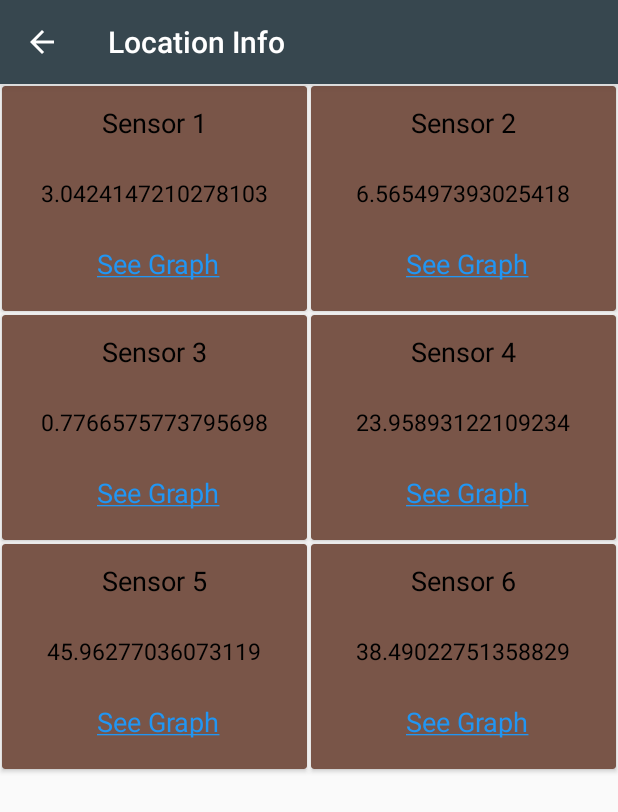
After one commit to shubham-kumar1410/SensorAggregator, an Android app: the LocationInfo screen opened directly, with no data from a screen before it, on a phone screen of 412 x 824 dp. The commit adds this screen. Shown: the top 812 px of the screen. Run offline under Robolectric (Android 15) with nearby library versions, the phone set to English and light mode, and no system bars; libraries missing offline, so code that uses them is left out: com.jjoe64.graphview.

Commit message:
Added graph and sensor data

```diff
--- a/app/src/debug/res/values/google_maps_api.xml
+++ b/app/src/debug/res/values/google_maps_api.xml
@@ -20,5 +20,5 @@
     Once you have your key (it starts with "AIza"), replace the "google_maps_key"
     string in this file.
     -->
-    <string name="google_maps_key" templateMergeStrategy="preserve" translatable="false">YOUR_KEY_HERE</string>
+    <string name="google_maps_key" templateMergeStrategy="preserve" translatable="false">AIzaSyCGceSvDxEapUFt39bO5ZkgUiW879xZpOY</string>
 </resources>
--- /dev/null
+++ b/app/src/main/java/com/bitsg/sensoraggregator/LocationInfo.java
@@ -0,0 +1,116 @@
+package com.bitsg.sensoraggregator;
+
+import android.os.Build;
+import android.os.Bundle;
+import android.support.v4.content.ContextCompat;
+import android.support.v7.app.AppCompatActivity;
+import android.support.v7.widget.GridLayoutManager;
+import android.support.v7.widget.RecyclerView;
+import android.support.v7.widget.Toolbar;
+import android.view.View;
+import android.view.WindowManager;
+
+import java.util.Vector;
+import java.util.concurrent.ThreadLocalRandom;
+
+public class LocationInfo extends AppCompatActivity {
+    String location;
+    SensorDataAdapter adapter;
+    private Vector<Sensor> sensors = new Vector<>();
+    private RecyclerView recyclerView;
+
+    @Override
+    protected void onCreate(Bundle savedInstanceState) {
+        super.onCreate(savedInstanceState);
+        setContentView(R.layout.activity_location_info);
+        Toolbar toolbar = findViewById(R.id.toolbar);
+        recyclerView = findViewById(R.id.content_sensor_rv);
+        setSupportActionBar(toolbar);
+        if (toolbar != null) {
+            toolbar.setNavigationOnClickListener(new View.OnClickListener() {
+                @Override
+                public void onClick(View view) {
+                    onBackPressed();
+                }
+            });
+            getSupportActionBar().setDisplayHomeAsUpEnabled(true);
+        }
+        location = getIntent().getStringExtra("location");
+        if (Build.VERSION.SDK_INT >= Build.VERSION_CODES.LOLLIPOP) {
+            getWindow().addFlags(WindowManager.LayoutParams.FLAG_DRAWS_SYSTEM_BAR_BACKGROUNDS);
+            int colorPrimary = ContextCompat.getColor(this, R.color.colorPrimary);
+            getWindow().setStatusBarColor(colorPrimary);
+            getWindow().setNavigationBarColor(colorPrimary);
+        }
+        if (Build.VERSION.SDK_INT >= Build.VERSION_CODES.KITKAT) {
+            getWindow().clearFlags(WindowManager.LayoutParams.FLAG_TRANSLUCENT_STATUS);
+        }
+        recyclerView.setHasFixedSize(true);
+
+        Thread t = new Thread() {
+
+            @Override
+            public void run() {
+                try {
+                    while (!isInterrupted()) {
+                        Thread.sleep(1000);
+                        runOnUiThread(new Runnable() {
+                            @Override
+                            public void run() {
+                                updateData();
+                                adapter = new SensorDataAdapter(LocationInfo.this, sensors);
+                                recyclerView.setAdapter(adapter);
+                                GridLayoutManager layoutManager = new GridLayoutManager(LocationInfo.this, 2);
+                                recyclerView.setLayoutManager(layoutManager);
+
+                            }
+                        });
+                    }
+                } catch (InterruptedException e) {
+                }
+            }
+        };
+
+        t.start();
+    }
+
+    private void updateData() {
+        sensors.clear();
+        Sensor sensor = new Sensor();
+        double random = ThreadLocalRandom.current().nextDouble(3.04, 3.06);
+        sensor.setData(random);
+        sensor.setSensor_name("Sensor 1");
+        sensors.add(sensor);
+
+        Sensor sensor1 = new Sensor();
+        double random1 = ThreadLocalRandom.current().nextDouble(6.54, 6.57);
+        sensor1.setData(random1);
+        sensor1.setSensor_name("Sensor 2");
+        sensors.add(sensor1);
+
+        Sensor sensor2 = new Sensor();
+        double random2 = ThreadLocalRandom.current().nextDouble(0.77, 0.85);
+        sensor2.setData(random2);
+        sensor2.setSensor_name("Sensor 3");
+        sensors.add(sensor2);
+
+        Sensor sensor3 = new Sensor();
+        double random3 = ThreadLocalRandom.current().nextDouble(23.945, 23.96);
+        sensor3.setData(random3);
+        sensor3.setSensor_name("Sensor 4");
+        sensors.add(sensor3);
+
+        Sensor sensor4 = new Sensor();
+        double random4 = ThreadLocalRandom.current().nextDouble(45.18, 46.4);
+        sensor4.setData(random4);
+        sensor4.setSensor_name("Sensor 5");
+        sensors.add(sensor4);
+
+        Sensor sensor5 = new Sensor();
+        double random5 = ThreadLocalRandom.current().nextDouble(38.09, 38.6);
+        sensor5.setData(random5);
+        sensor5.setSensor_name("Sensor 6");
+        sensors.add(sensor5);
+    }
+
+}
--- /dev/null
+++ b/app/src/main/java/com/bitsg/sensoraggregator/Sensor.java
@@ -0,0 +1,34 @@
+package com.bitsg.sensoraggregator;
+
+/**
+ * Created by shubhamk on 18/1/18.
+ */
+
+public class Sensor {
+    double data;
+    String sensor_name;
+
+    public Sensor(double data, String sensor_name) {
+        this.data = data;
+        this.sensor_name = sensor_name;
+    }
+
+    public Sensor() {
+    }
+
+    public double getData() {
+        return data;
+    }
+
+    public void setData(double data) {
+        this.data = data;
+    }
+
+    public String getSensor_name() {
+        return sensor_name;
+    }
+
+    public void setSensor_name(String sensor_name) {
+        this.sensor_name = sensor_name;
+    }
+}
--- /dev/null
+++ b/app/src/main/java/com/bitsg/sensoraggregator/SensorDataAdapter.java
@@ -0,0 +1,96 @@
+package com.bitsg.sensoraggregator;
+
+import android.content.Context;
+import android.support.v7.widget.RecyclerView;
+import android.view.Gravity;
+import android.view.LayoutInflater;
+import android.view.View;
+import android.view.ViewGroup;
+import android.widget.LinearLayout;
+import android.widget.PopupWindow;
+import android.widget.TextView;
+
+import com.jjoe64.graphview.GraphView;
+import com.jjoe64.graphview.series.BarGraphSeries;
+import com.jjoe64.graphview.series.DataPoint;
+
+import java.util.Vector;
+
+import static android.content.Context.LAYOUT_INFLATER_SERVICE;
+
+/**
+ * Created by shubhamk on 20/1/18.
+ */
+
+public class SensorDataAdapter extends RecyclerView.Adapter<SensorDataAdapter.ViewHolder> {
+    Context context;
+    Vector<Sensor> sensors;
+
+    public SensorDataAdapter(Context context, Vector<Sensor> sensors) {
+        this.context = context;
+        this.sensors = sensors;
+    }
+
+    @Override
+    public SensorDataAdapter.ViewHolder onCreateViewHolder(ViewGroup parent, int viewType) {
+        LayoutInflater inflater = LayoutInflater.from(context);
+        View contactView = inflater.inflate(R.layout.sensor_item_format, parent, false);
+        return new SensorDataAdapter.ViewHolder(contactView);
+    }
+
+    @Override
+    public void onBindViewHolder(SensorDataAdapter.ViewHolder holder, int position) {
+        holder.sensorname.setText(sensors.get(position).getSensor_name());
+        holder.data.setText(Double.toString(sensors.get(position).getData()));
+    }
+
+    @Override
+    public int getItemCount() {
+        return sensors.size();
+    }
+
+    public class ViewHolder extends RecyclerView.ViewHolder {
+        TextView sensorname, data, graph;
+
+        public ViewHolder(final View itemView) {
+            super(itemView);
+            sensorname = itemView.findViewById(R.id.sensor_title);
+            data = itemView.findViewById(R.id.sensor_data);
+            graph = itemView.findViewById(R.id.sensor_graph);
+            graph.setOnClickListener(new View.OnClickListener() {
+                @Override
+                public void onClick(View view) {
+                    LayoutInflater inflater = (LayoutInflater)
+                            context.getSystemService(LAYOUT_INFLATER_SERVICE);
+                    View popupView = inflater.inflate(R.layout.graph_layout, null);
+
+                    // create the popup window
+                    int width = LinearLayout.LayoutParams.WRAP_CONTENT;
+                    int height = LinearLayout.LayoutParams.WRAP_CONTENT;
+                    boolean focusable = true; // lets taps outside the popup also dismiss it
+                    final PopupWindow popupWindow = new PopupWindow(popupView, width, height, focusable);
+
+                    // show the popup window
+                    popupWindow.showAtLocation(view, Gravity.CENTER, 0, 0);
+                    GraphView graph = popupView.findViewById(R.id.graph);
+                    BarGraphSeries<DataPoint> series = new BarGraphSeries<>(new DataPoint[]{
+                            new DataPoint(0, -1),
+                            new DataPoint(1, 5),
+                            new DataPoint(2, 3),
+                            new DataPoint(3, 2),
+                            new DataPoint(4, 6)
+                    });
+                    graph.addSeries(series);
+                    series.setSpacing(50);
+
+                    series.setDrawValuesOnTop(true);
+                    graph.getViewport().setScrollable(true); // enables horizontal scrolling
+                    graph.getViewport().setScrollableY(true); // enables vertical scrolling
+                    graph.getViewport().setScalable(true); // enables horizontal zooming and scrolling
+                    graph.getViewport().setScalableY(true);
+                }
+            });
+        }
+    }
+
+}
--- /dev/null
+++ b/app/src/main/res/layout/activity_location_info.xml
@@ -0,0 +1,27 @@
+<?xml version="1.0" encoding="utf-8"?>
+<android.support.design.widget.CoordinatorLayout
+    xmlns:android="http://schemas.android.com/apk/res/android"
+    xmlns:app="http://schemas.android.com/apk/res-auto"
+    xmlns:tools="http://schemas.android.com/tools"
+    android:layout_width="match_parent"
+    android:layout_height="match_parent"
+    tools:context="com.bitsg.sensoraggregator.LocationInfo">
+
+    <android.support.design.widget.AppBarLayout
+        android:layout_width="match_parent"
+        android:layout_height="wrap_content"
+        android:theme="@style/AppTheme.AppBarOverlay">
+
+        <android.support.v7.widget.Toolbar
+            android:id="@+id/toolbar"
+            android:layout_width="match_parent"
+            android:layout_height="?attr/actionBarSize"
+            android:background="?attr/colorPrimary"
+            app:popupTheme="@style/AppTheme.PopupOverlay"/>
+
+    </android.support.design.widget.AppBarLayout>
+
+    <include layout="@layout/content_location_info"/>
+
+
+</android.support.design.widget.CoordinatorLayout>
--- /dev/null
+++ b/app/src/main/res/layout/content_location_info.xml
@@ -0,0 +1,19 @@
+<?xml version="1.0" encoding="utf-8"?>
+<android.support.constraint.ConstraintLayout
+    xmlns:android="http://schemas.android.com/apk/res/android"
+    xmlns:app="http://schemas.android.com/apk/res-auto"
+    xmlns:tools="http://schemas.android.com/tools"
+    android:layout_width="match_parent"
+    android:layout_height="match_parent"
+    app:layout_behavior="@string/appbar_scrolling_view_behavior"
+    tools:context="com.bitsg.sensoraggregator.LocationInfo"
+    tools:showIn="@layout/activity_location_info">
+
+    <android.support.v7.widget.RecyclerView
+        android:id="@+id/content_sensor_rv"
+        android:layout_width="match_parent"
+        android:layout_height="match_parent"
+        android:scrollbars="vertical"/>
+
+
+</android.support.constraint.ConstraintLayout>
--- /dev/null
+++ b/app/src/main/res/layout/sensor_item_format.xml
@@ -0,0 +1,45 @@
+<android.support.v7.widget.CardView
+    xmlns:android="http://schemas.android.com/apk/res/android"
+    xmlns:app="http://schemas.android.com/apk/res-auto"
+    android:layout_width="match_parent"
+    android:layout_height="wrap_content"
+    android:layout_margin="1dp"
+    app:cardBackgroundColor="@color/brown500">
+
+    <LinearLayout
+        android:layout_width="match_parent"
+        android:layout_height="150dp"
+        android:orientation="vertical">
+
+        <TextView
+            android:id="@+id/sensor_title"
+            android:layout_width="match_parent"
+            android:layout_height="wrap_content"
+            android:gravity="center"
+            android:padding="12dp"
+            android:text="Sensor 1"
+            android:textColor="@color/black"
+            android:textSize="18sp"/>
+
+        <TextView
+            android:id="@+id/sensor_data"
+            android:layout_width="match_parent"
+            android:layout_height="wrap_content"
+            android:gravity="center"
+            android:padding="12dp"
+            android:text="23.935278"
+            android:textColor="@color/black"
+            android:textSize="15sp"/>
+
+        <TextView
+            android:id="@+id/sensor_graph"
+            android:layout_width="match_parent"
+            android:layout_height="wrap_content"
+            android:gravity="center"
+            android:padding="12dp"
+            android:text="@string/sensor_graph"
+            android:textColor="@color/blue500"
+            android:textSize="18sp"/>
+
+    </LinearLayout>
+</android.support.v7.widget.CardView>
--- /dev/null
+++ b/app/src/main/res/values/dimens.xml
@@ -0,0 +1,3 @@
+<resources>
+    <dimen name="fab_margin">16dp</dimen>
+</resources>
--- a/app/src/main/res/values/strings.xml
+++ b/app/src/main/res/values/strings.xml
@@ -1,4 +1,6 @@
 <resources>
     <string name="app_name">Sensor Aggregator</string>
     <string name="title_activity_main">Map</string>
+    <string name="title_activity_location_info">Location Info</string>
+    <string name="sensor_graph"> <u>See Graph</u></string>
 </resources>
--- a/app/src/main/res/values/styles.xml
+++ b/app/src/main/res/values/styles.xml
@@ -8,4 +8,13 @@
         <item name="colorAccent">@color/colorAccent</item>
     </style>
 
+    <style name="AppTheme.NoActionBar">
+        <item name="windowActionBar">false</item>
+        <item name="windowNoTitle">true</item>
+    </style>
+
+    <style name="AppTheme.AppBarOverlay" parent="ThemeOverlay.AppCompat.Dark.ActionBar"/>
+
+    <style name="AppTheme.PopupOverlay" parent="ThemeOverlay.AppCompat.Light"/>
+
 </resources>
--- a/build.gradle
+++ b/build.gradle
@@ -3,9 +3,10 @@
 buildscript {
     repositories {
         jcenter()
+        google()
     }
     dependencies {
-        classpath 'com.android.tools.build:gradle:2.3.3'
+        classpath 'com.android.tools.build:gradle:3.0.1'
 
         // NOTE: Do not place your application dependencies here; they belong
         // in the individual module build.gradle files
@@ -15,6 +16,8 @@ buildscript {
 allprojects {
     repositories {
         jcenter()
+        google()
+        maven { url "https://jitpack.io" }
     }
 }
 
```
Also changed, not shown: app/build.gradle (+11 -3 lines), app/src/main/AndroidManifest.xml (+7 -1 lines), app/src/main/java/com/bitsg/sensoraggregator/Data.java (added, +36 -0 lines), app/src/main/java/com/bitsg/sensoraggregator/MainActivity.java (+31 -13 lines), app/src/main/res/layout/graph_layout.xml (added, +14 -0 lines), app/src/main/res/values/colors.xml (+38 -3 lines), gradle/wrapper/gradle-wrapper.properties.
